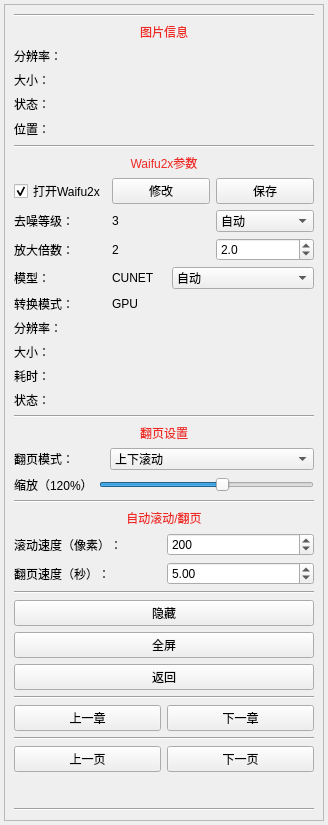
Before: the Qt Designer form ui/component/ui_read_tool.ui in tonquer/JMComic-qt, drawn with Qt 5.
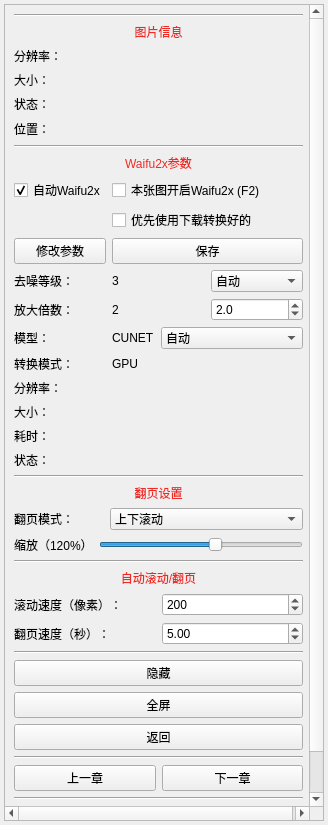
After: the same form once the commit is applied. Custom widgets are drawn as their Qt base class.

The edit to the form file:
```diff
--- a/ui/component/ui_read_tool.ui
+++ b/ui/component/ui_read_tool.ui
@@ -42,8 +42,8 @@
        <rect>
         <x>0</x>
         <y>0</y>
-        <width>318</width>
-        <height>815</height>
+        <width>310</width>
+        <height>825</height>
        </rect>
       </property>
       <layout class="QVBoxLayout" name="verticalLayout_2">
@@ -152,24 +152,17 @@
          </item>
          <item>
           <layout class="QGridLayout" name="gridLayout">
-           <item row="5" column="0">
-            <widget class="QLabel" name="resolutionWaifu">
-             <property name="text">
-              <string>分辨率：</string>
-             </property>
-            </widget>
-           </item>
-           <item row="1" column="1">
-            <layout class="QHBoxLayout" name="horizontalLayout_3">
+           <item row="6" column="1">
+            <layout class="QHBoxLayout" name="horizontalLayout_8">
              <item>
-              <widget class="QLabel" name="noiseLabel">
+              <widget class="QLabel" name="modelLabel">
                <property name="text">
-                <string>3</string>
+                <string>CUNET</string>
                </property>
               </widget>
              </item>
              <item>
-              <widget class="WheelComboBox" name="noiseBox">
+              <widget class="WheelComboBox" name="modelBox">
                <item>
                 <property name="text">
                  <string>自动</string>
@@ -177,49 +170,24 @@
                </item>
                <item>
                 <property name="text">
-                 <string>0</string>
+                 <string>cunet</string>
                 </property>
                </item>
                <item>
                 <property name="text">
-                 <string>1</string>
+                 <string>photo</string>
                 </property>
                </item>
                <item>
                 <property name="text">
-                 <string>2</string>
-                </property>
-               </item>
-               <item>
-                <property name="text">
-                 <string>3</string>
+                 <string>anime_style_art_rgb</string>
                 </property>
                </item>
               </widget>
              </item>
             </layout>
            </item>
-           <item row="0" column="0">
-            <widget class="QCheckBox" name="checkBox">
-             <property name="styleSheet">
-              <string notr="true"/>
-             </property>
-             <property name="text">
-              <string>打开Waifu2x</string>
-             </property>
-             <property name="checked">
-              <bool>true</bool>
-             </property>
-            </widget>
-           </item>
            <item row="6" column="0">
-            <widget class="QLabel" name="sizeWaifu">
-             <property name="text">
-              <string>大小：</string>
-             </property>
-            </widget>
-           </item>
-           <item row="3" column="0">
             <widget class="QLabel" name="label_8">
              <property name="maximumSize">
               <size>
@@ -232,21 +200,122 @@
              </property>
             </widget>
            </item>
-           <item row="2" column="0">
+           <item row="5" column="0">
             <widget class="QLabel" name="label_3">
              <property name="text">
               <string>放大倍数：</string>
              </property>
             </widget>
            </item>
-           <item row="8" column="0">
+           <item row="7" column="0">
+            <widget class="QLabel" name="label_9">
+             <property name="text">
+              <string>转换模式：</string>
+             </property>
+            </widget>
+           </item>
+           <item row="10" column="0">
+            <widget class="QLabel" name="tickLabel">
+             <property name="text">
+              <string>耗时：</string>
+             </property>
+            </widget>
+           </item>
+           <item row="10" column="1">
+            <widget class="QLabel" name="waifu2xTick">
+             <property name="text">
+              <string/>
+             </property>
+            </widget>
+           </item>
+           <item row="7" column="1">
+            <widget class="QLabel" name="gpuLabel">
+             <property name="text">
+              <string>GPU</string>
+             </property>
+            </widget>
+           </item>
+           <item row="8" column="1">
+            <widget class="QLabel" name="waifu2xRes">
+             <property name="text">
+              <string/>
+             </property>
+            </widget>
+           </item>
+           <item row="11" column="1">
+            <widget class="QLabel" name="waifu2xStatus">
+             <property name="text">
+              <string/>
+             </property>
+            </widget>
+           </item>
+           <item row="3" column="0">
+            <widget class="QPushButton" name="waifu2xSave">
+             <property name="text">
+              <string>修改参数</string>
+             </property>
+            </widget>
+           </item>
+           <item row="3" column="1">
+            <layout class="QHBoxLayout" name="horizontalLayout_9">
+             <item>
+              <widget class="QPushButton" name="waifu2xCancle">
+               <property name="text">
+                <string>保存</string>
+               </property>
+              </widget>
+             </item>
+            </layout>
+           </item>
+           <item row="9" column="1">
+            <widget class="QLabel" name="waifu2xSize">
+             <property name="text">
+              <string/>
+             </property>
+            </widget>
+           </item>
+           <item row="4" column="0">
+            <widget class="QLabel" name="label_2">
+             <property name="text">
+              <string>去噪等级：</string>
+             </property>
+            </widget>
+           </item>
+           <item row="1" column="0">
+            <widget class="QCheckBox" name="checkBox">
+             <property name="styleSheet">
+              <string notr="true"/>
+             </property>
+             <property name="text">
+              <string>自动Waifu2x</string>
+             </property>
+             <property name="checked">
+              <bool>true</bool>
+             </property>
+            </widget>
+           </item>
+           <item row="1" column="1">
+            <widget class="QCheckBox" name="curWaifu2x">
+             <property name="text">
+              <string>本张图开启Waifu2x (F2)</string>
+             </property>
+            </widget>
+           </item>
+           <item row="11" column="0">
             <widget class="QLabel" name="stateWaifu">
              <property name="text">
               <string>状态：</string>
              </property>
             </widget>
            </item>
-           <item row="2" column="1">
+           <item row="8" column="0">
+            <widget class="QLabel" name="resolutionWaifu">
+             <property name="text">
+              <string>分辨率：</string>
+             </property>
+            </widget>
+           </item>
+           <item row="5" column="1">
             <layout class="QHBoxLayout" name="horizontalLayout_6">
              <item>
               <widget class="QLabel" name="scaleLabel">
@@ -273,121 +342,60 @@
              </item>
             </layout>
            </item>
-           <item row="1" column="0">
-            <widget class="QLabel" name="label_2">
+           <item row="9" column="0">
+            <widget class="QLabel" name="sizeWaifu">
              <property name="text">
-              <string>去噪等级：</string>
+              <string>大小：</string>
              </property>
             </widget>
            </item>
-           <item row="7" column="0">
-            <widget class="QLabel" name="tickLabel">
-             <property name="text">
-              <string>耗时：</string>
-             </property>
-            </widget>
-           </item>
-           <item row="4" column="0">
-            <widget class="QLabel" name="label_9">
-             <property name="text">
-              <string>转换模式：</string>
-             </property>
-            </widget>
-           </item>
-           <item row="3" column="1">
-            <layout class="QHBoxLayout" name="horizontalLayout_8">
-             <item>
-              <widget class="QLabel" name="modelLabel">
-               <property name="text">
-                <string>CUNET</string>
-               </property>
-              </widget>
-             </item>
-             <item>
-              <widget class="WheelComboBox" name="modelBox">
-               <item>
-                <property name="text">
-                 <string>自动</string>
-                </property>
-               </item>
-               <item>
-                <property name="text">
-                 <string>cunet</string>
-                </property>
-               </item>
-               <item>
-                <property name="text">
-                 <string>photo</string>
-                </property>
-               </item>
-               <item>
-                <property name="text">
-                 <string>anime_style_art_rgb</string>
-                </property>
-               </item>
-              </widget>
-             </item>
-            </layout>
-           </item>
            <item row="4" column="1">
-            <widget class="QLabel" name="gpuLabel">
-             <property name="maximumSize">
-              <size>
-               <width>250</width>
-               <height>16777215</height>
-              </size>
-             </property>
-             <property name="text">
-              <string>GPU</string>
-             </property>
-            </widget>
-           </item>
-           <item row="5" column="1">
-            <widget class="QLabel" name="waifu2xRes">
-             <property name="text">
-              <string/>
-             </property>
-            </widget>
-           </item>
-           <item row="6" column="1">
-            <widget class="QLabel" name="waifu2xSize">
-             <property name="text">
-              <string/>
-             </property>
-            </widget>
-           </item>
-           <item row="7" column="1">
-            <widget class="QLabel" name="waifu2xTick">
-             <property name="text">
-              <string/>
-             </property>
-            </widget>
-           </item>
-           <item row="8" column="1">
-            <widget class="QLabel" name="waifu2xStatus">
-             <property name="text">
-              <string/>
-             </property>
-            </widget>
-           </item>
-           <item row="0" column="1">
-            <layout class="QHBoxLayout" name="horizontalLayout_9">
+            <layout class="QHBoxLayout" name="horizontalLayout_3">
              <item>
-              <widget class="QPushButton" name="waifu2xSave">
+              <widget class="QLabel" name="noiseLabel">
                <property name="text">
-                <string>修改</string>
+                <string>3</string>
                </property>
               </widget>
              </item>
              <item>
-              <widget class="QPushButton" name="waifu2xCancle">
-               <property name="text">
-                <string>保存</string>
-               </property>
+              <widget class="WheelComboBox" name="noiseBox">
+               <item>
+                <property name="text">
+                 <string>自动</string>
+                </property>
+               </item>
+               <item>
+                <property name="text">
+                 <string>0</string>
+                </property>
+               </item>
+               <item>
+                <property name="text">
+                 <string>1</string>
+                </property>
+               </item>
+               <item>
+                <property name="text">
+                 <string>2</string>
+                </property>
+               </item>
+               <item>
+                <property name="text">
+                 <string>3</string>
+                </property>
+               </item>
               </widget>
              </item>
             </layout>
            </item>
+           <item row="2" column="1">
+            <widget class="QCheckBox" name="preDownWaifu2x">
+             <property name="text">
+              <string>优先使用下载转换好的</string>
+             </property>
+            </widget>
+           </item>
           </layout>
          </item>
          <item>
@@ -463,6 +471,11 @@
                <string>右左滚动</string>
               </property>
              </item>
+             <item>
+              <property name="text">
+               <string>右左双页(滚轮正序)</string>
+              </property>
+             </item>
             </widget>
            </item>
           </layout>
```
